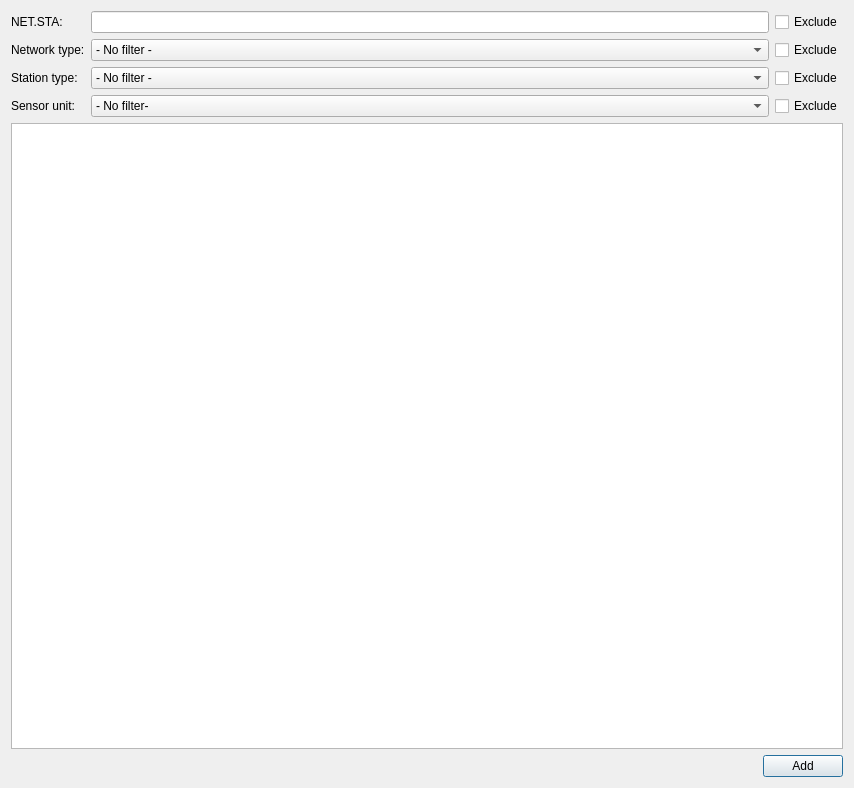
Before: the Qt Designer form libs/seiscomp/gui/datamodel/selectstation.ui in SeisComP/common, drawn with Qt 5.
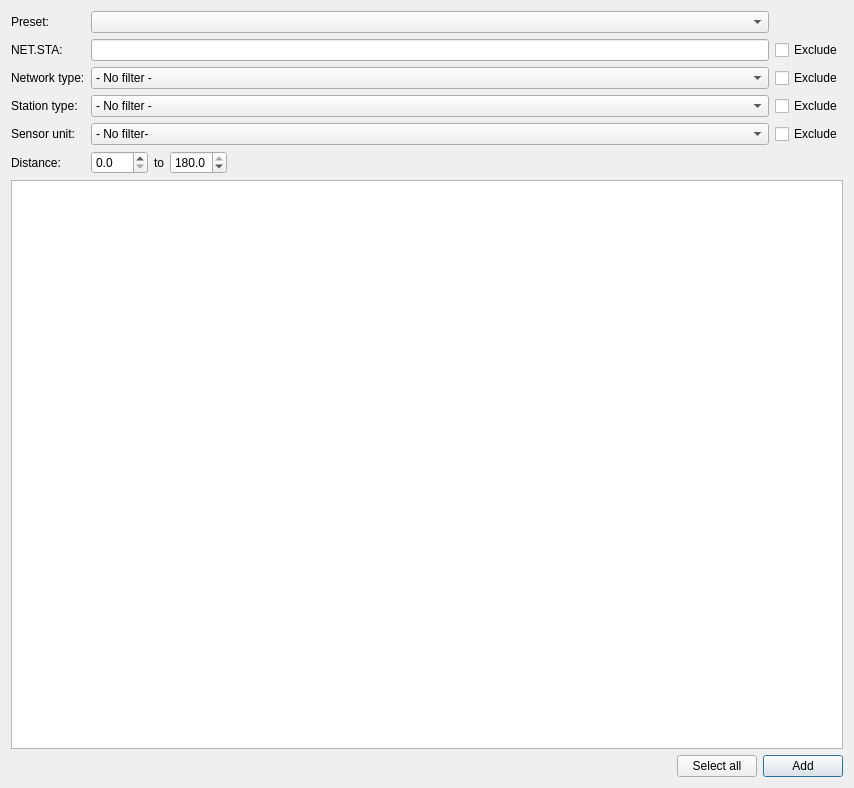
After: the same form once the commit is applied.

Commit message: [gui] Add distance filter, multiple patterns and presets to SelectStation

```diff
--- a/libs/seiscomp/gui/datamodel/selectstation.ui
+++ b/libs/seiscomp/gui/datamodel/selectstation.ui
@@ -17,30 +17,44 @@
    <item>
     <layout class="QGridLayout" name="gridLayout">
      <item row="0" column="0">
+      <widget class="QLabel" name="labelPreset">
+       <property name="text">
+        <string>Preset:</string>
+       </property>
+      </widget>
+     </item>
+     <item row="0" column="1">
+      <widget class="QComboBox" name="comboPreset">
+       <property name="toolTip">
+        <string>Fills in the configured station patterns and distance range and selects all matching stations.</string>
+       </property>
+      </widget>
+     </item>
+     <item row="1" column="0">
       <widget class="QLabel" name="labelNSLC">
        <property name="text">
         <string>NET.STA:</string>
        </property>
       </widget>
      </item>
-     <item row="0" column="1">
+     <item row="1" column="1">
       <widget class="QLineEdit" name="lineEditNSLC"/>
      </item>
-     <item row="0" column="2">
+     <item row="1" column="2">
       <widget class="QCheckBox" name="cbExcludeNSLC">
        <property name="text">
         <string>Exclude</string>
        </property>
       </widget>
      </item>
-     <item row="1" column="0">
+     <item row="2" column="0">
       <widget class="QLabel" name="label">
        <property name="text">
         <string>Network type:</string>
        </property>
       </widget>
      </item>
-     <item row="1" column="1">
+     <item row="2" column="1">
       <widget class="QComboBox" name="comboNetworkType">
        <item>
         <property name="text">
@@ -49,21 +63,21 @@
        </item>
       </widget>
      </item>
-     <item row="1" column="2">
+     <item row="2" column="2">
       <widget class="QCheckBox" name="cbExcludeNetworkType">
        <property name="text">
         <string>Exclude</string>
        </property>
       </widget>
      </item>
-     <item row="2" column="0">
+     <item row="3" column="0">
       <widget class="QLabel" name="label_2">
        <property name="text">
         <string>Station type:</string>
        </property>
       </widget>
      </item>
-     <item row="2" column="1">
+     <item row="3" column="1">
       <widget class="QComboBox" name="comboStationType">
        <item>
         <property name="text">
@@ -72,21 +86,21 @@
        </item>
       </widget>
      </item>
-     <item row="2" column="2">
+     <item row="3" column="2">
       <widget class="QCheckBox" name="cbExcludeStationType">
        <property name="text">
         <string>Exclude</string>
        </property>
       </widget>
      </item>
-     <item row="3" column="0">
+     <item row="4" column="0">
       <widget class="QLabel" name="label_3">
        <property name="text">
         <string>Sensor unit:</string>
        </property>
       </widget>
      </item>
-     <item row="3" column="1">
+     <item row="4" column="1">
       <widget class="QComboBox" name="comboSensorUnit">
        <item>
         <property name="text">
@@ -95,13 +109,90 @@
        </item>
       </widget>
      </item>
-     <item row="3" column="2">
+     <item row="4" column="2">
       <widget class="QCheckBox" name="cbExcludeSensorUnit">
        <property name="text">
         <string>Exclude</string>
        </property>
       </widget>
      </item>
+     <item row="5" column="0">
+      <widget class="QLabel" name="labelDistance">
+       <property name="text">
+        <string>Distance:</string>
+       </property>
+      </widget>
+     </item>
+     <item row="5" column="1">
+      <widget class="QWidget" name="distanceWidget" native="true">
+       <layout class="QHBoxLayout" name="distanceLayout">
+        <property name="leftMargin">
+         <number>0</number>
+        </property>
+        <property name="topMargin">
+         <number>0</number>
+        </property>
+        <property name="rightMargin">
+         <number>0</number>
+        </property>
+        <property name="bottomMargin">
+         <number>0</number>
+        </property>
+        <item>
+         <widget class="QDoubleSpinBox" name="spinMinimumDistance">
+          <property name="toolTip">
+           <string>Minimum epicentral distance</string>
+          </property>
+          <property name="decimals">
+           <number>1</number>
+          </property>
+          <property name="maximum">
+           <double>180.000000000000000</double>
+          </property>
+          <property name="value">
+           <double>0.000000000000000</double>
+          </property>
+         </widget>
+        </item>
+        <item>
+         <widget class="QLabel" name="labelDistanceTo">
+          <property name="text">
+           <string>to</string>
+          </property>
+         </widget>
+        </item>
+        <item>
+         <widget class="QDoubleSpinBox" name="spinMaximumDistance">
+          <property name="toolTip">
+           <string>Maximum epicentral distance</string>
+          </property>
+          <property name="decimals">
+           <number>1</number>
+          </property>
+          <property name="maximum">
+           <double>180.000000000000000</double>
+          </property>
+          <property name="value">
+           <double>180.000000000000000</double>
+          </property>
+         </widget>
+        </item>
+        <item>
+         <spacer name="distanceSpacer">
+          <property name="orientation">
+           <enum>Qt::Horizontal</enum>
+          </property>
+          <property name="sizeHint" stdset="0">
+           <size>
+            <width>40</width>
+            <height>20</height>
+           </size>
+          </property>
+         </spacer>
+        </item>
+       </layout>
+      </widget>
+     </item>
     </layout>
    </item>
    <item>
@@ -144,6 +235,16 @@
        </property>
       </spacer>
      </item>
+     <item>
+      <widget class="QPushButton" name="btnSelectAll">
+       <property name="text">
+        <string>Select all</string>
+       </property>
+       <property name="autoDefault">
+        <bool>false</bool>
+       </property>
+      </widget>
+     </item>
      <item>
       <widget class="QPushButton" name="btnAdd">
        <property name="text">
```
Left out of the diff: 11 changed lines with no effect on the pictures. The commit also changes 7 other files.
